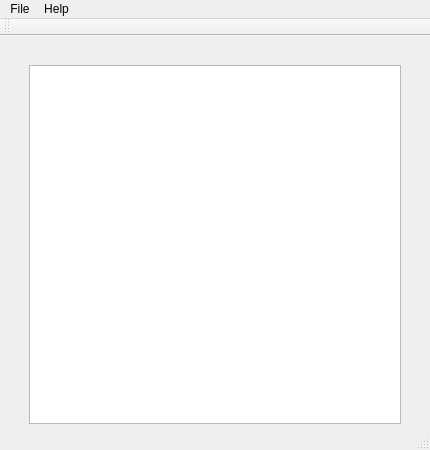
Psina909/Pyramid-App, file mainwindow.ui: the form before one commit.
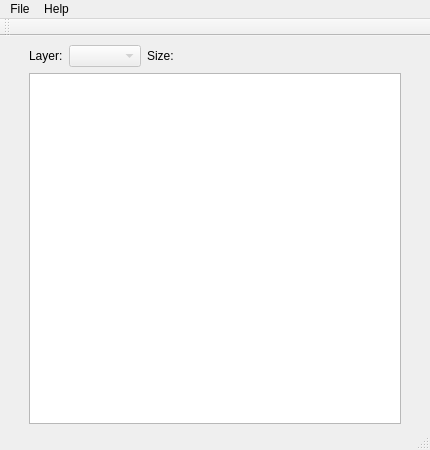
The form after the commit.

The edit to the form file:
```diff
--- a/mainwindow.ui
+++ b/mainwindow.ui
@@ -19,13 +19,16 @@
   <property name="windowTitle">
    <string>Pyramid</string>
   </property>
+  <property name="layoutDirection">
+   <enum>Qt::LeftToRight</enum>
+  </property>
   <widget class="QWidget" name="centralWidget">
    <layout class="QVBoxLayout" name="verticalLayout">
     <property name="leftMargin">
      <number>29</number>
     </property>
     <property name="topMargin">
-     <number>29</number>
+     <number>9</number>
     </property>
     <property name="rightMargin">
      <number>29</number>
@@ -33,6 +36,52 @@
     <property name="bottomMargin">
      <number>4</number>
     </property>
+    <item>
+     <layout class="QHBoxLayout" name="horizontalLayout">
+      <item>
+       <widget class="QLabel" name="label_2">
+        <property name="sizePolicy">
+         <sizepolicy hsizetype="Fixed" vsizetype="Fixed">
+          <horstretch>0</horstretch>
+          <verstretch>0</verstretch>
+         </sizepolicy>
+        </property>
+        <property name="layoutDirection">
+         <enum>Qt::RightToLeft</enum>
+        </property>
+        <property name="text">
+         <string>Layer:</string>
+        </property>
+       </widget>
+      </item>
+      <item>
+       <widget class="QComboBox" name="comboBox">
+        <property name="enabled">
+         <bool>false</bool>
+        </property>
+        <property name="sizePolicy">
+         <sizepolicy hsizetype="Fixed" vsizetype="Fixed">
+          <horstretch>0</horstretch>
+          <verstretch>0</verstretch>
+         </sizepolicy>
+        </property>
+       </widget>
+      </item>
+      <item>
+       <widget class="QLabel" name="label">
+        <property name="sizePolicy">
+         <sizepolicy hsizetype="Preferred" vsizetype="Preferred">
+          <horstretch>0</horstretch>
+          <verstretch>0</verstretch>
+         </sizepolicy>
+        </property>
+        <property name="text">
+         <string>Size: </string>
+        </property>
+       </widget>
+      </item>
+     </layout>
+    </item>
     <item>
      <widget class="QGraphicsView" name="graphicsView"/>
     </item>
```
